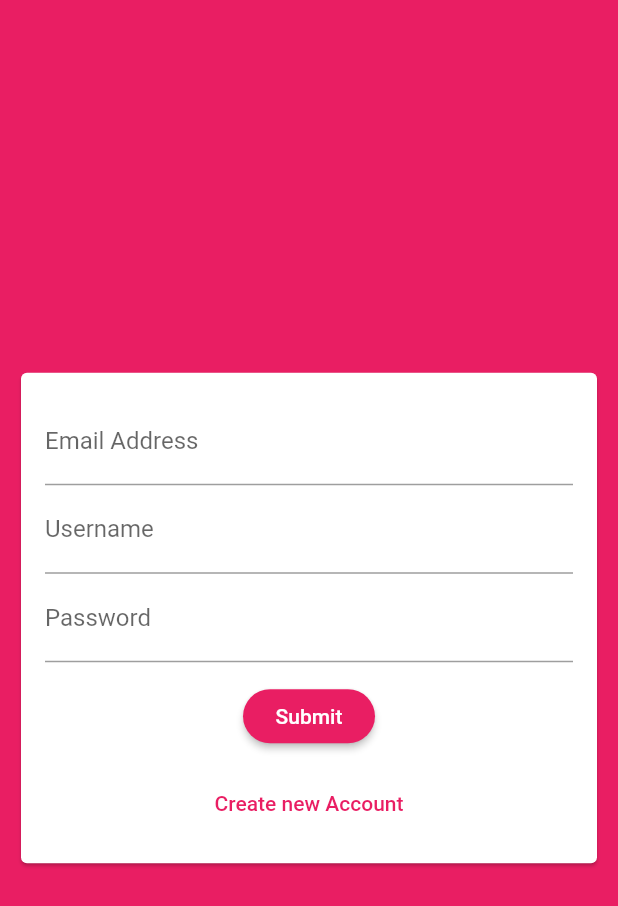
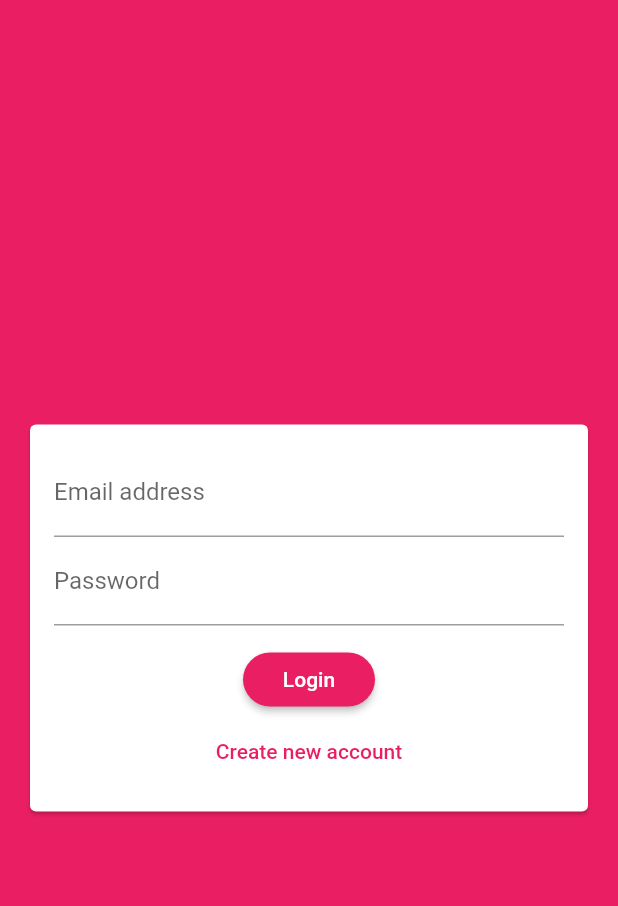
Before and after one commit to Sandesh1013/Flutter-Chat-App, a Flutter app: the screen it shows after launch, on a phone screen of 412 x 824 dp. Shown: the top 906 px of the screen. Run offline on Flutter 3.47's test engine with Material 2 defaults, Android fonts, the phone set to English and light mode, and no system bars; our stand-ins replace cloud_firestore, firebase_auth; accounts and stored records are empty.

Commit message:
Fixed Bug in Files

```diff
--- a/chat_app/lib/main.dart
+++ b/chat_app/lib/main.dart
@@ -1,28 +1,34 @@
 import 'package:flutter/material.dart';
-import 'screens/chat_screen.dart';
-import 'screens/auth_screen.dart';
-void main() {
-  runApp(MyApp());
-}
+import 'package:firebase_auth/firebase_auth.dart';
+import'./screens/auth_screen.dart';
+import'./screens/chat_screen.dart';
+
+void main() => runApp(MyApp());
 
 class MyApp extends StatelessWidget {
   @override
   Widget build(BuildContext context) {
     return MaterialApp(
-      title: 'Chat App',
+      title: 'FlutterChat',
       theme: ThemeData(
         primarySwatch: Colors.pink,
         backgroundColor: Colors.pink,
         accentColor: Colors.deepPurple,
         accentColorBrightness: Brightness.dark,
         buttonTheme: ButtonTheme.of(context).copyWith(
-          buttonColor:Colors.pink,
+          buttonColor: Colors.pink,
           textTheme: ButtonTextTheme.primary,
-          shape: RoundedRectangleBorder(borderRadius: BorderRadius.circular(20)),
+          shape: RoundedRectangleBorder(
+            borderRadius: BorderRadius.circular(20),
+          ),
         ),
-        visualDensity: VisualDensity.adaptivePlatformDensity,
       ),
-      home: AuthScreen(),
+      home: StreamBuilder(stream: FirebaseAuth.instance.onAuthStateChanged, builder: (ctx, userSnapshot) {
+        if (userSnapshot.hasData) {
+          return ChatScreen();
+        }
+        return AuthScreen();
+      }),
     );
   }
 }
--- a/chat_app/lib/widgets/auth_form.dart
+++ b/chat_app/lib/widgets/auth_form.dart
@@ -1,53 +1,122 @@
 import 'package:flutter/material.dart';
 
 class AuthForm extends StatefulWidget {
+  AuthForm(
+      this.submitFn,
+      this.isLoading,
+      );
+
+  final bool isLoading;
+  final void Function(
+      String email,
+      String password,
+      String userName,
+      bool isLogin,
+      BuildContext ctx,
+      ) submitFn;
+
   @override
   _AuthFormState createState() => _AuthFormState();
 }
 
 class _AuthFormState extends State<AuthForm> {
+  final _formKey = GlobalKey<FormState>();
+  var _isLogin = true;
+  var _userEmail = '';
+  var _userName = '';
+  var _userPassword = '';
+
+  void _trySubmit() {
+    final isValid = _formKey.currentState.validate();
+    FocusScope.of(context).unfocus();
+
+    if (isValid) {
+      _formKey.currentState.save();
+      widget.submitFn(_userEmail.trim(), _userPassword.trim(), _userName.trim(),
+          _isLogin, context);
+    }
+  }
+
   @override
   Widget build(BuildContext context) {
     return Center(
       child: Card(
-        margin: EdgeInsets.all(14),
+        margin: EdgeInsets.all(20),
         child: SingleChildScrollView(
           child: Padding(
             padding: EdgeInsets.all(16),
             child: Form(
+              key: _formKey,
               child: Column(
                 mainAxisSize: MainAxisSize.min,
                 children: <Widget>[
                   TextFormField(
+                    key: ValueKey('email'),
+                    validator: (value) {
+                      if (value.isEmpty || !value.contains('@')) {
+                        return 'Please enter a valid email address.';
+                      }
+                      return null;
+                    },
                     keyboardType: TextInputType.emailAddress,
                     decoration: InputDecoration(
-                        labelText: 'Email Address',
+                      labelText: 'Email address',
+                    ),
+                    onSaved: (value) {
+                      _userEmail = value;
+                    },
+                  ),
+                  if (!_isLogin)
+                    TextFormField(
+                      key: ValueKey('username'),
+                      validator: (value) {
+                        if (value.isEmpty || value.length < 4) {
+                          return 'Please enter at least 4 characters';
+                        }
+                        return null;
+                      },
+                      decoration: InputDecoration(labelText: 'Username'),
+                      onSaved: (value) {
+                        _userName = value;
+                      },
+                    ),
+                  TextFormField(
+                    key: ValueKey('password'),
+                    validator: (value) {
+                      if (value.isEmpty || value.length < 7) {
+                        return 'Password must be at least 7 characters long.';
+                      }
+                      return null;
+                    },
+                    decoration: InputDecoration(labelText: 'Password'),
+                    obscureText: true,
+                    onSaved: (value) {
+                      _userPassword = value;
+                    },
+                  ),
+                  SizedBox(height: 12),
+                  if (widget.isLoading) CircularProgressIndicator(),
+                  if (!widget.isLoading)
+                    RaisedButton(
+                      child: Text(_isLogin ? 'Login' : 'Signup'),
+                      onPressed: _trySubmit,
+                    ),
+                  if (!widget.isLoading)
+                    FlatButton(
+                      textColor: Theme.of(context).primaryColor,
+                      child: Text(_isLogin
+                          ? 'Create new account'
+                          : 'I already have an account'),
+                      onPressed: () {
+                        setState(() {
+                          _isLogin = !_isLogin;
+                        });
+                      },
+                    )
+                ],
               ),
             ),
-                    TextFormField(
-                      keyboardType: TextInputType.text,
-                      decoration: InputDecoration(
-                        labelText: 'Username',
           ),
-                    ),
-                    TextFormField(
-                      obscureText: true,
-                      decoration: InputDecoration(
-                        labelText: 'Password',
-                      ),
-                    ),
-                    SizedBox(height: 12),
-                    RaisedButton(
-                      onPressed: () {},
-                      child:Text('Submit'),
-                    ),
-                    SizedBox(height: 10,),
-                    FlatButton(
-                        textColor: Theme.of(context).primaryColor,
-                        onPressed: (){}, child: Text('Create new Account'))
-                  ],
-                ),
-              )),
         ),
       ),
     );
--- a/chat_app/pubspec.yaml
+++ b/chat_app/pubspec.yaml
@@ -25,6 +25,7 @@ dependencies:
     sdk: flutter
   cupertino_icons: ^0.1.3
   cloud_firestore: ^0.13.5
+  firebase_auth: 0.16.1
 dev_dependencies:
   flutter_test:
     sdk: flutter
```
Also changed, not shown: chat_app/lib/screens/auth_screen.dart (+67 -2 lines), chat_app/lib/screens/chat_screen.dart (+52 -19 lines), chat_app/pubspec.lock. Lines whose indentation alone changed are shown as unchanged.
